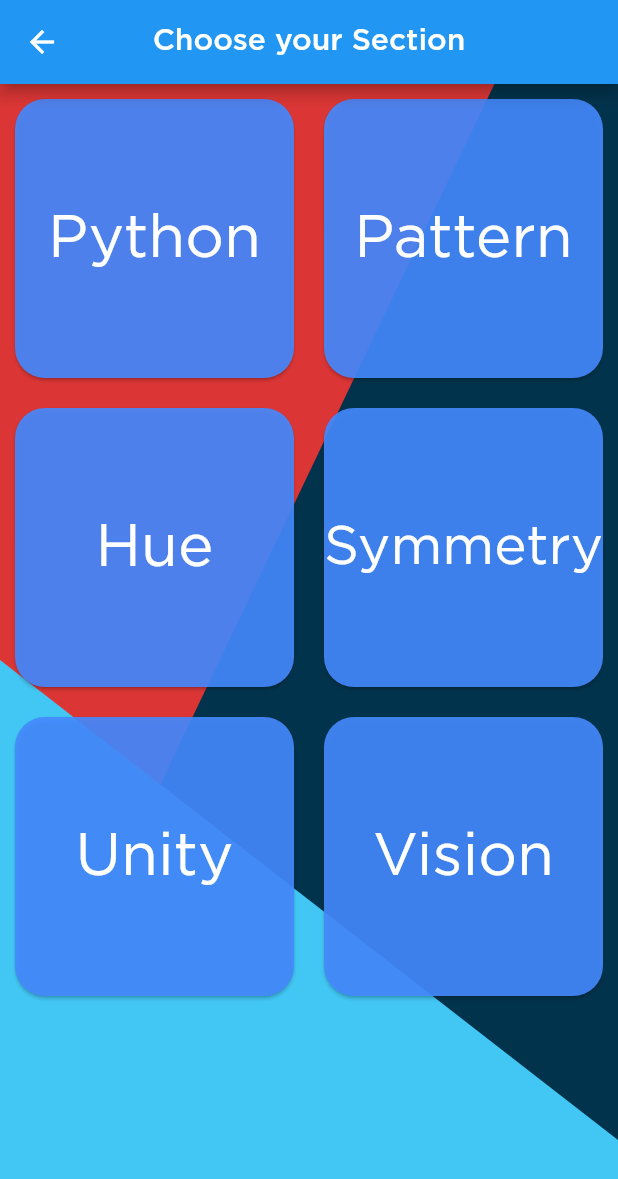
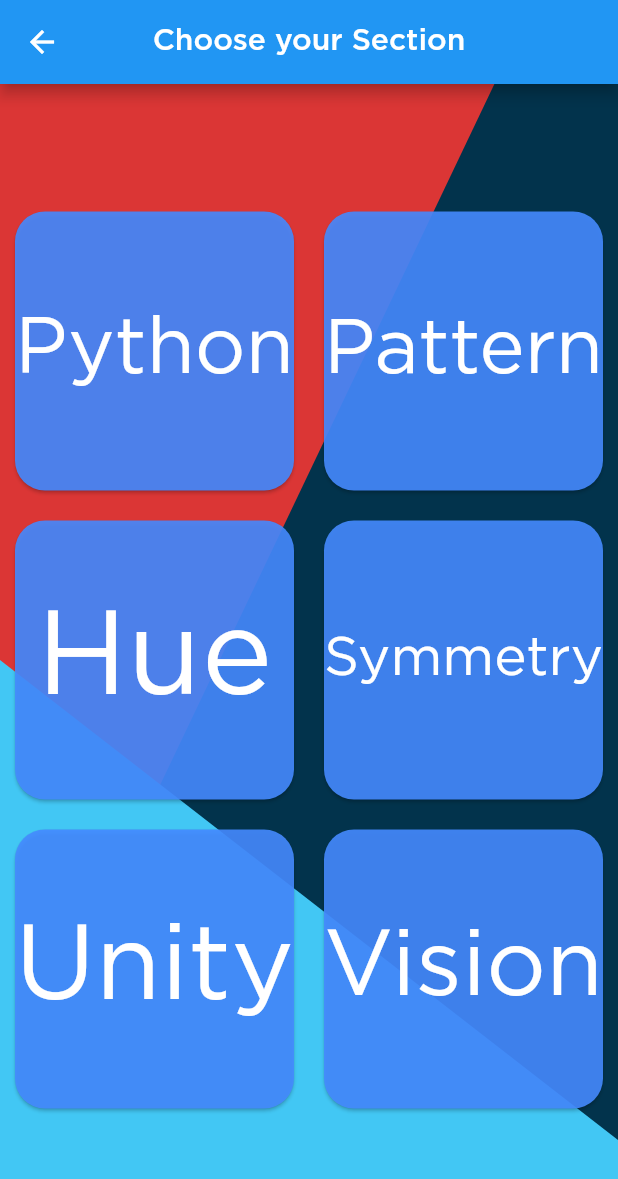
Before and after one commit to Pipaolo/CIIT_SSC_Registration, a Flutter app: the screen it shows after launch, after a tap on an icon or button, on a phone screen of 412 x 824 dp. Shown: the top 1179 px of the screen. Run offline on Flutter 3.47's test engine with Material 2 defaults, Android fonts, the phone set to English and light mode, and no system bars; our stand-ins replace flutter_spinkit, googleapis_auth; missing offline and left inert: googleapis; key blocks and very long unbroken strings in the code were emptied for the run.

Commit message:
Try fix font now showing (8)
Signed-off-by: Pipaolo <mastastah8975@gmail.com>

```diff
--- a/lib/IntroPage.dart
+++ b/lib/IntroPage.dart
@@ -4,6 +4,7 @@ import 'package:ssc_registration/StudentModel.dart';
 
 import 'GroupPage.dart';
 import 'InputPage.dart';
+import 'LineDrawer.dart';
 import 'SectionPage.dart';
 
 class IntroPage extends StatefulWidget {
@@ -34,13 +35,15 @@ class _IntroPageState extends State<IntroPage> {
           title: Text("Grade Level"),
           centerTitle: true,
         ),
-        body: Container(
+        body: CustomPaint(
+          painter: LineDrawer(),
+          child: Container(
             padding: EdgeInsets.fromLTRB(30, 30, 30, 30),
             child: Column(
                 mainAxisAlignment: MainAxisAlignment.center,
                 mainAxisSize: MainAxisSize.min,
                 children: <Widget>[
-                  Expanded(
+                  Flexible(
                     child: GridView.builder(
                       gridDelegate: SliverGridDelegateWithFixedCrossAxisCount(
                           crossAxisCount: 2),
@@ -68,7 +71,7 @@ class _IntroPageState extends State<IntroPage> {
                                     sections[position],
                                     textAlign: TextAlign.center,
                                     style: TextStyle(
-                                        fontSize: 40,
+                                        fontSize: 80,
                                         color: Colors.white.withAlpha(200)),
                                   ),
                                 ),
@@ -83,6 +86,7 @@ class _IntroPageState extends State<IntroPage> {
                   )
                 ]),
           ),
+        ),
       ),
     );
   }
--- a/lib/SectionPage.dart
+++ b/lib/SectionPage.dart
@@ -47,7 +47,7 @@ class _SectionPageState extends State<SectionPage> {
               mainAxisAlignment: MainAxisAlignment.center,
               crossAxisAlignment: CrossAxisAlignment.center,
               children: <Widget>[
-                Expanded(
+                Flexible(
                   child: GridView.builder(
                     gridDelegate: SliverGridDelegateWithFixedCrossAxisCount(
                         crossAxisCount: 2),
@@ -74,7 +74,7 @@ class _SectionPageState extends State<SectionPage> {
                                   child: Text(
                                     sections[position],
                                     style: TextStyle(
-                                        fontSize: 40,
+                                        fontSize: 80,
                                         color: Colors.white),
                                   ),
                                 )),
```
